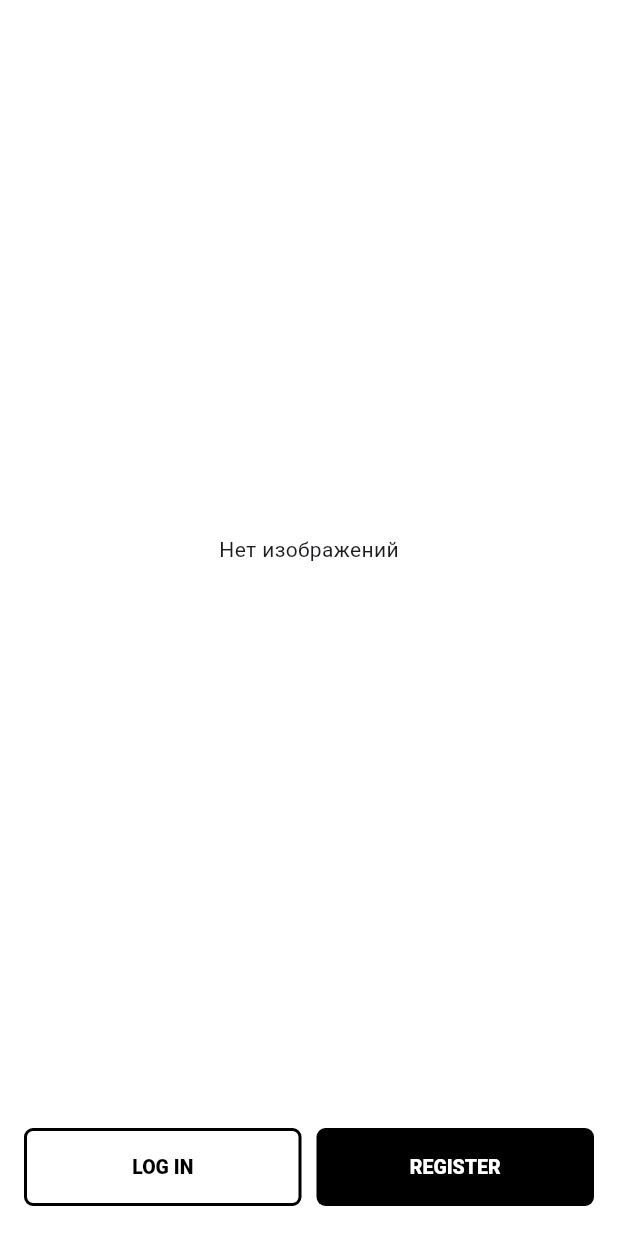
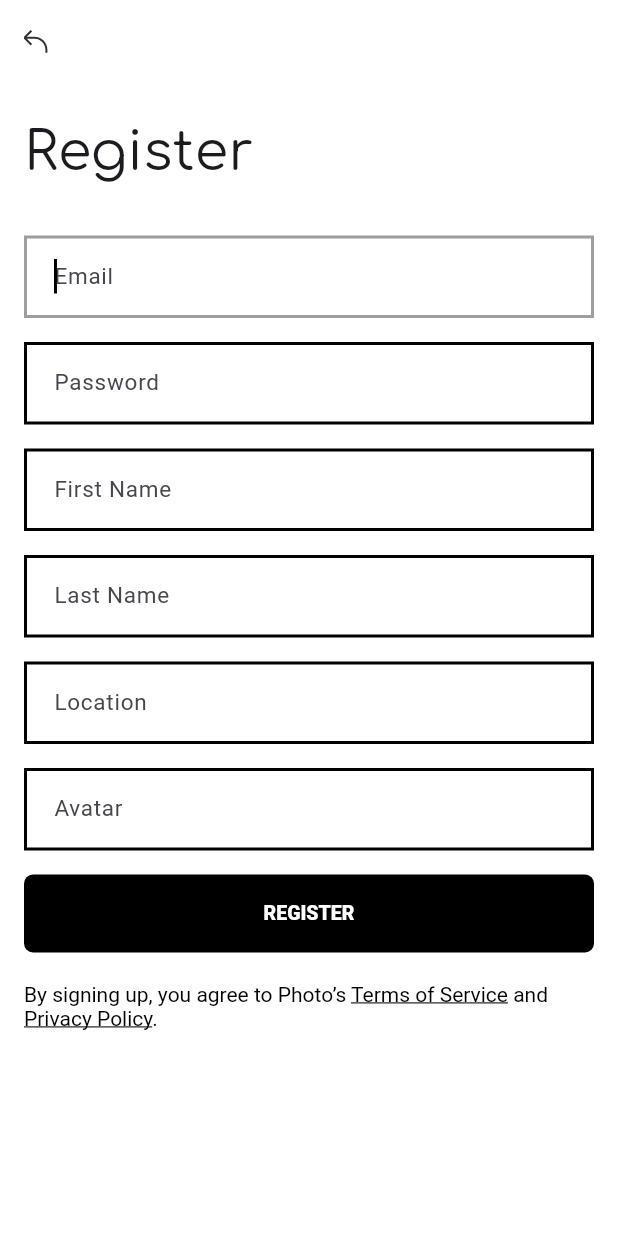
Before and after one commit to NMMustafina/Flutter_Photo_App, a Flutter app: the screen it shows after launch, on a phone screen of 412 x 824 dp. Run offline on Flutter 3.47's test engine with Material 3 defaults, Android fonts, the phone set to English and light mode, and no system bars; our stand-ins replace cloud_firestore, dio, email_validator, firebase_auth, firebase_core, flutter_svg and 4 more; missing offline and left inert: dart:ffi; accounts and stored records are empty.

Commit message:
Added backend. ApiClient, ApiService, GetIt. Changed Registration

```diff
--- /dev/null
+++ b/lib/config/config.dart
@@ -0,0 +1,3 @@
+class Config {
+  static const String baseUrl = "http://10.0.2.2:8080";
+}
--- a/lib/main.dart
+++ b/lib/main.dart
@@ -5,14 +5,18 @@ import 'package:photo_app/screens/base_screen.dart';
 import 'package:photo_app/screens/chats_screen.dart';
 import 'package:photo_app/screens/discover_screen.dart';
 import 'package:photo_app/screens/profile_screen.dart';
+import 'package:photo_app/screens/register.dart';
 import 'package:photo_app/screens/search_results_screen.dart';
 import 'package:photo_app/screens/test.dart';
+import 'services/service_locator.dart';
 
 void main() async {
   WidgetsFlutterBinding.ensureInitialized();
   await Firebase.initializeApp(
     options: DefaultFirebaseOptions.currentPlatform,
   );
+
+  ServiceLocator.setup();
 
   runApp(const PhotoApp());
 }
@@ -28,15 +32,16 @@ class PhotoApp extends StatelessWidget {
       theme: ThemeData(
         primaryColor: Colors.black,
         fontFamily: 'Roboto',
-        useMaterial3: true,
+      //  useMaterial3: true,
       ),
       home: const BaseScreen(),
-      initialRoute: '/',
+      initialRoute: '/register',
       routes: {
-        '/test': (context) =>  MyHomePage(),
+        '/test': (context) =>  const MyApp(),
         '/home': (context) => const BaseScreen(),
+        '/register': (context) => const RegisterScreen(),
         '/discover': (context) => const DiscoverScreen(),
-        '/profile': (context) => ProfileScreen(userId: 'uRMRfzkrvy0euitnOnvM'),
+        '/profile': (context) => const ProfileScreen(userId: 'uRMRfzkrvy0euitnOnvM'),
         '/search': (context) => const SearchResultsScreen(),
         '/chats': (context) => const ChatsScreen(),
       },
--- /dev/null
+++ b/lib/models/auth_request.dart
@@ -0,0 +1,14 @@
+import 'package:freezed_annotation/freezed_annotation.dart';
+
+part 'auth_request.freezed.dart';
+part 'auth_request.g.dart';
+
+@freezed
+class AuthRequest with _$AuthRequest {
+  const factory AuthRequest({
+    required String username,
+    required String password,
+  }) = _AuthRequest;
+
+  factory AuthRequest.fromJson(Map<String, dynamic> json) => _$AuthRequestFromJson(json);
+}
--- /dev/null
+++ b/lib/models/register_request.dart
@@ -0,0 +1,19 @@
+import 'package:freezed_annotation/freezed_annotation.dart';
+
+part 'register_request.freezed.dart';
+part 'register_request.g.dart';
+
+@freezed
+class RegisterRequest with _$RegisterRequest {
+  const factory RegisterRequest({
+    required String username,
+    required String password,
+    required String accountName,
+    required String firstName,
+    String? lastName,
+    String? location,
+    String? avatar,
+  }) = _RegisterRequest;
+
+  factory RegisterRequest.fromJson(Map<String, dynamic> json) => _$RegisterRequestFromJson(json);
+}
--- /dev/null
+++ b/lib/screens/register.dart
@@ -0,0 +1,181 @@
+import 'package:flutter/material.dart';
+import 'package:flutter/gestures.dart';
+import 'package:flutter_svg/flutter_svg.dart';
+import 'package:email_validator/email_validator.dart';
+import 'package:get_it/get_it.dart';
+import 'package:photo_app/models/register_request.dart';
+import 'package:photo_app/services/api_service.dart';
+import 'package:photo_app/widgets/primary_elevated_button.dart';
+import 'package:photo_app/widgets/main_heading.dart';
+import 'package:photo_app/widgets/form_field_text.dart';
+import 'package:photo_app/widgets/main_snack_bar.dart';
+
+class RegisterScreen extends StatefulWidget {
+  const RegisterScreen({super.key});
+
+  @override
+  State<RegisterScreen> createState() => _RegisterScreenState();
+}
+
+class _RegisterScreenState extends State<RegisterScreen> {
+  final TextEditingController emailController = TextEditingController();
+  final TextEditingController passwordController = TextEditingController();
+  final TextEditingController firstNameController = TextEditingController();
+  final TextEditingController lastNameController = TextEditingController();
+  final TextEditingController locationController = TextEditingController();
+  final TextEditingController avatarController = TextEditingController();
+  final formKey = GlobalKey<FormState>();
+
+  @override
+  void dispose() {
+    emailController.dispose();
+    passwordController.dispose();
+    firstNameController.dispose();
+    lastNameController.dispose();
+    locationController.dispose();
+    firstNameController.dispose();
+    super.dispose();
+  }
+
+  @override
+  Widget build(BuildContext context) {
+    onRegister() async {
+      final isValid = formKey.currentState!.validate();
+      if (!isValid) return;
+
+      final apiService = GetIt.instance<ApiService>();
+
+      RegisterRequest registerRequest = RegisterRequest(
+        username: emailController.text,
+        password: passwordController.text,
+        accountName: '@' + emailController.text.split('@')[0],
+        firstName: firstNameController.text,
+        lastName: lastNameController.text,
+        location: locationController.text,
+        avatar: avatarController.text,
+      );
+
+      bool result = await apiService.registerUser(registerRequest);
+
+      if (result) {
+        Navigator.pushNamed(context, '/discover');
+      } else {
+        MainSnackBar.showSnackBar(
+          context,
+          'Unknown error! Try again or contact support.',
+          true,
+        );
+        print("Результат регистрации: $result");
+      }
+    }
+
+    return Scaffold(
+      backgroundColor: Colors.white,
+      appBar: AppBar(
+        backgroundColor: Colors.white,
+        automaticallyImplyLeading: false,
+        title: Align(
+          alignment: const AlignmentDirectional(-1, 1),
+          child: GestureDetector(
+            onTap: () {
+              Navigator.pop(context);
+            },
+            child: SvgPicture.asset(
+              'assets/images/icons/arrow.svg',
+              width: 16,
+              height: 16,
+              fit: BoxFit.cover,
+            ),
+          ),
+        ),
+      ),
+      body: SafeArea(
+        child: SingleChildScrollView(
+          child: Padding(
+            padding: const EdgeInsetsDirectional.fromSTEB(16, 20, 16, 20),
+            child: Form(
+              key: formKey,
+              child: Column(
+                crossAxisAlignment: CrossAxisAlignment.start,
+                children: [
+                  MainHeading(textHeading: 'Register'),
+                  FormFieldText(
+                    textHint: 'Email',
+                    textController: emailController,
+                    validator: (email) =>
+                        email.isEmpty && !EmailValidator.validate(email)
+                            ? 'Enter the correct Email address'
+                            : null,
+                  ),
+                  FormFieldText(
+                    textHint: 'Password',
+                    toggleObscure: true,
+                    textController: passwordController,
+                    validator: (pass) => pass.isEmpty && pass.length < 8
+                        ? 'Password must be at least 8 characters'
+                        : null,
+                  ),
+                  FormFieldText(
+                    textHint: 'First Name',
+                    textController: firstNameController,
+                    validator: (firstName) => firstName.isEmpty
+                        ? 'Please, enter the First Name'
+                        : null,
+                  ),
+                  FormFieldText(
+                    textHint: 'Last Name',
+                    textController: lastNameController,
+                  ),
+                  FormFieldText(
+                    textHint: 'Location',
+                    textController: locationController,
+                  ),
+                  FormFieldText(
+                    textHint: 'Avatar',
+                    textController: avatarController,
+                  ),
+                  PrimaryElevatedButton(
+                    textButton: 'Register',
+                    onPressed: onRegister,
+                  ),
+                  RichText(
+                    text: TextSpan(
+                      text: 'By signing up, you agree to Photo’s ',
+                      style: const TextStyle(color: Colors.black),
+                      children: <TextSpan>[
+                        TextSpan(
+                          text: 'Terms of Service',
+                          style: const TextStyle(
+                              decoration: TextDecoration.underline),
+                          recognizer: TapGestureRecognizer()
+                            ..onTap = () {
+                              // Обработка нажатия на текст
+                            },
+                        ),
+                        const TextSpan(
+                          text: ' and ',
+                        ),
+                        TextSpan(
+                          text: 'Privacy Policy',
+                          style: const TextStyle(
+                              decoration: TextDecoration.underline),
+                          recognizer: TapGestureRecognizer()
+                            ..onTap = () {
+                              // Обработка нажатия на текст
+                            },
+                        ),
+                        const TextSpan(
+                          text: '.',
+                        ),
+                      ],
+                    ),
+                  ),
+                ],
+              ),
+            ),
+          ),
+        ),
+      ),
+    );
+  }
+}
```
Also changed, not shown: lib/services/api_client.dart (added, +63 -0 lines), lib/services/api_service.dart (added, +108 -0 lines), lib/services/service_locator.dart (added, +12 -0 lines), pubspec.yaml (+6 -1 lines), assets/images/arrow.svg (deleted), lib/models/auth_request.freezed.dart (added), lib/models/auth_request.g.dart (added), lib/models/register_request.freezed.dart (added), lib/models/register_request.g.dart (added), pubspec.lock.
